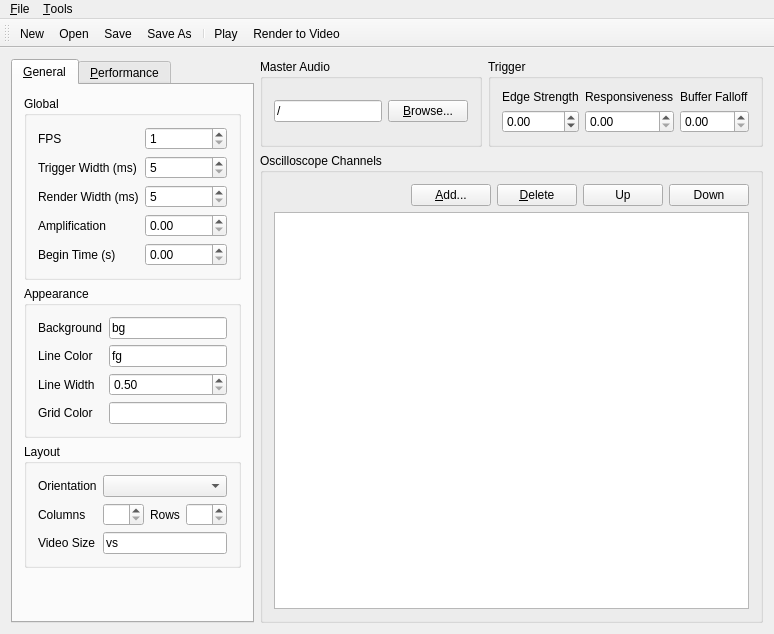
First picture: the form in corrscope/gui/mainwindow.ui, repository corrscope/corrscope, before the edit.
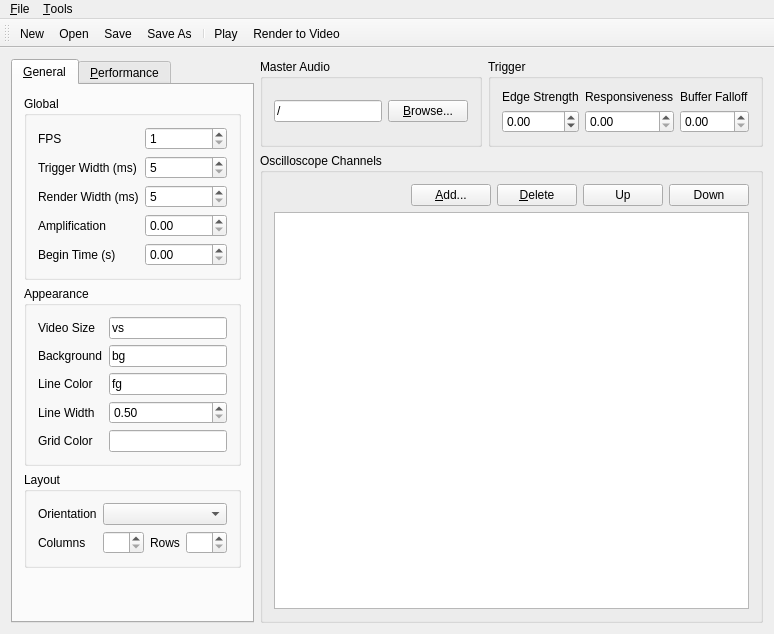
Second picture: the form after the edit. Custom widgets are drawn as their Qt base class.

Commit message: [ui] Move video size to Appearance group

```diff
--- a/corrscope/gui/mainwindow.ui
+++ b/corrscope/gui/mainwindow.ui
@@ -123,41 +123,55 @@
           </property>
           <layout class="QFormLayout" name="formLayout_4">
            <item row="0" column="0">
+            <widget class="QLabel" name="render_video_sizeL">
+             <property name="text">
+              <string>Video Size</string>
+             </property>
+            </widget>
+           </item>
+           <item row="0" column="1">
+            <widget class="BoundLineEdit" name="render_video_size">
+             <property name="text">
+              <string>vs</string>
+             </property>
+            </widget>
+           </item>
+           <item row="1" column="0">
             <widget class="QLabel" name="render__bg_colorL">
              <property name="text">
               <string>Background</string>
              </property>
             </widget>
            </item>
-           <item row="0" column="1">
+           <item row="1" column="1">
             <widget class="BoundLineEdit" name="render__bg_color">
              <property name="text">
               <string>bg</string>
              </property>
             </widget>
            </item>
-           <item row="1" column="0">
+           <item row="2" column="0">
             <widget class="QLabel" name="render__init_line_colorL">
              <property name="text">
               <string>Line Color</string>
              </property>
             </widget>
            </item>
-           <item row="1" column="1">
+           <item row="2" column="1">
             <widget class="BoundLineEdit" name="render__init_line_color">
              <property name="text">
               <string>fg</string>
              </property>
             </widget>
            </item>
-           <item row="2" column="0">
+           <item row="3" column="0">
             <widget class="QLabel" name="render__line_widthL">
              <property name="text">
               <string>Line Width</string>
              </property>
             </widget>
            </item>
-           <item row="2" column="1">
+           <item row="3" column="1">
             <widget class="BoundDoubleSpinBox" name="render__line_width">
              <property name="minimum">
               <double>0.500000000000000</double>
@@ -167,14 +181,14 @@
              </property>
             </widget>
            </item>
-           <item row="3" column="0">
+           <item row="4" column="0">
             <widget class="QLabel" name="render__grid_colorL">
              <property name="text">
               <string>Grid Color</string>
              </property>
             </widget>
            </item>
-           <item row="3" column="1">
+           <item row="4" column="1">
             <widget class="BoundLineEdit" name="render__grid_color"/>
            </item>
           </layout>
@@ -228,20 +242,6 @@
              </item>
             </layout>
            </item>
-           <item row="2" column="0">
-            <widget class="QLabel" name="render_video_sizeL">
-             <property name="text">
-              <string>Video Size</string>
-             </property>
-            </widget>
-           </item>
-           <item row="2" column="1">
-            <widget class="BoundLineEdit" name="render_video_size">
-             <property name="text">
-              <string>vs</string>
-             </property>
-            </widget>
-           </item>
           </layout>
          </widget>
         </item>
```
